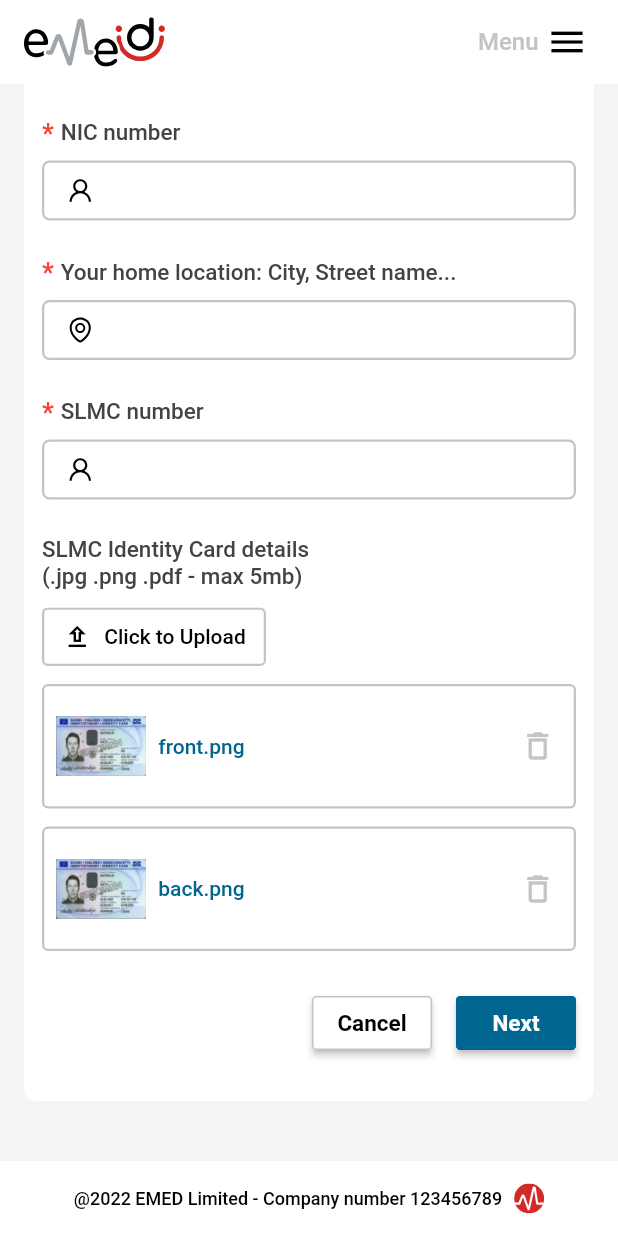
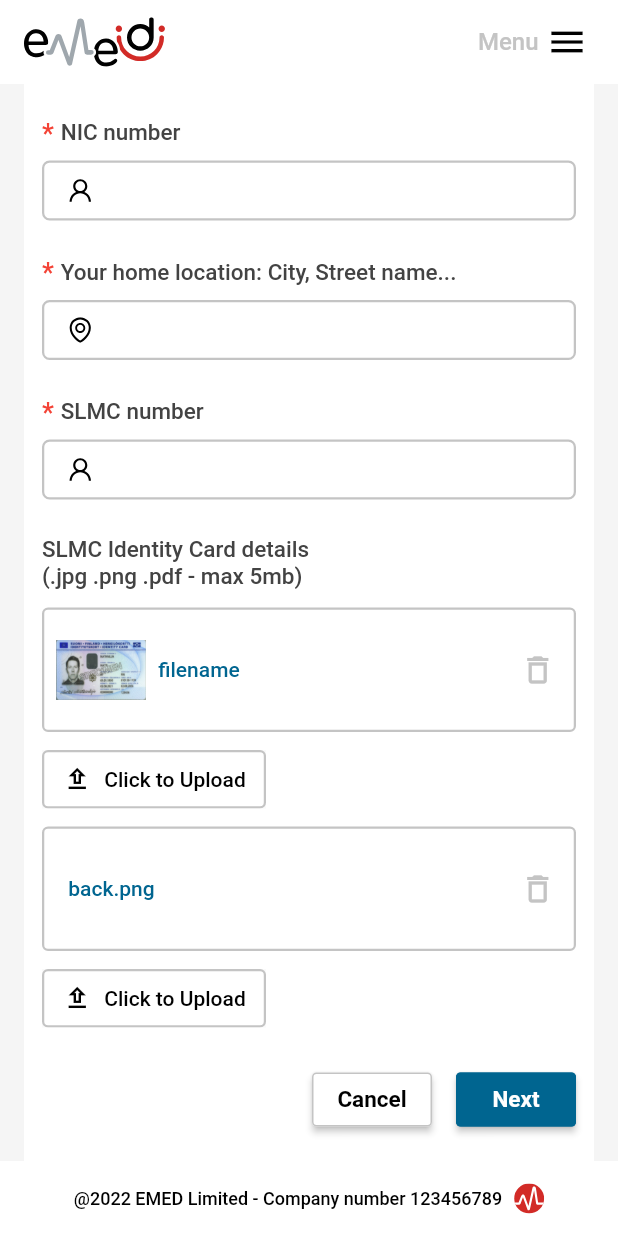
Before and after one commit to pramilaniroshan/emed-doctor, a Flutter app: the ProfileSetupOneScreen screen opened directly, scrolled down 542 dp, on a phone screen of 412 x 824 dp. Run offline on Flutter 3.47's test engine with Material 2 defaults, Android fonts, the phone set to English and light mode, and no system bars; our stand-ins replace animated_splash_screen, chips_choice, country_code_picker, date_picker_timeline, dio, dropdown_button2 and 13 more; accounts and stored records are empty; project files that could hold a hidden picture were left out.

Commit message:
File picker setuped

```diff
--- a/lib/screens/profile_setup/setup_one_screen.dart
+++ b/lib/screens/profile_setup/setup_one_screen.dart
@@ -1,5 +1,9 @@
+import 'dart:io';
+
 import 'package:dropdown_button2/dropdown_button2.dart';
 import 'package:emedassistantmobile/screens/profile_setup/setup_two_screen.dart';
+import 'package:emedassistantmobile/screens/settings/setting_screen.dart';
+import 'package:file_picker/file_picker.dart';
 import 'package:flutter/material.dart';
 import 'package:flutter_svg/svg.dart';
 import 'package:get/get.dart';
@@ -41,6 +45,9 @@ class _ProfileSetupOneScreenState extends State<ProfileSetupOneScreen> {
     '+96',
   ];
 
+  PlatformFile? file;
+  File? frontFile;
+  String? frontFileName;
   @override
   Widget build(BuildContext context) {
     double height = MediaQuery.of(context).size.height;
@@ -82,7 +89,9 @@ class _ProfileSetupOneScreenState extends State<ProfileSetupOneScreen> {
             ),
             const SizedBox(height: 20.0),
             ListTile(
-              onTap: () {},
+              onTap: () {
+                Get.to(SettingsScreen());
+              },
               leading: Padding(
                 padding: const EdgeInsets.only(top: 6.0, left: 12.0),
                 child: SvgPicture.asset(
@@ -676,9 +685,73 @@ class _ProfileSetupOneScreenState extends State<ProfileSetupOneScreen> {
                     ),
                   ),
                   const SizedBox(height: 12.0),
+
+                  /// front.png image
+                  Container(
+                    width: width,
+                    padding: const EdgeInsets.only(
+                        left: 8.0, bottom: 16.0, top: 16.0),
+                    decoration: BoxDecoration(
+                      border: Border.all(
+                        color: AppColors.primary,
+                        width: 1.5,
+                      ),
+                      borderRadius: BorderRadius.circular(4.0),
+                    ),
+                    child: Row(
+                      crossAxisAlignment: CrossAxisAlignment.center,
+                      mainAxisAlignment: MainAxisAlignment.start,
+                      children: [
+                        Image.asset(
+                          AppImages.frontSideImage,
+                          height: 40.0,
+                          width: 60.0,
+                          fit: BoxFit.fill,
+                        ),
+                        const SizedBox(width: 8.0),
+                        Expanded(
+                          child: Text(
+                            frontFileName ?? 'filename',
+                            style: const TextStyle(
+                              fontSize: 14.0,
+                              color: AppColors.secondary,
+                              fontWeight: FontWeight.w500,
+                            ),
+                          ),
+                        ),
+                        IconButton(
+                          onPressed: () {},
+                          icon: const Icon(Icons.delete_outline,
+                              color: AppColors.primary),
+                        ),
+                      ],
+                    ),
+                  ),
+                  const SizedBox(height: 12.0),
                   Material(
                     child: InkWell(
-                      onTap: () {},
+                      onTap: () async {
+                        try {
+                          FilePickerResult? result =
+                              await FilePicker.platform.pickFiles(
+                            type: FileType.custom,
+                            allowedExtensions: ['jpg', 'png'],
+                          );
+                          if (result != null) {
+                            setState(() {
+                              file = result.files.first;
+                              frontFileName = file!.name;
+                              //frontFile = File(file!.path.toString());
+                            });
+                            print(file!.name);
+                            //print(file!.path);
+                          } else {
+                            // User canceled the picker
+                          }
+                        } catch (e) {
+                          print(e);
+                        }
+                      },
                       borderRadius: BorderRadius.circular(4.0),
                       child: Ink(
                         padding: const EdgeInsets.symmetric(
@@ -713,49 +786,6 @@ class _ProfileSetupOneScreenState extends State<ProfileSetupOneScreen> {
                     ),
                   ),
 
-                  /// front.png image
-                  const SizedBox(height: 12.0),
-                  Container(
-                    width: width,
-                    padding: const EdgeInsets.only(
-                        left: 8.0, bottom: 16.0, top: 16.0),
-                    decoration: BoxDecoration(
-                      border: Border.all(
-                        color: AppColors.primary,
-                        width: 1.5,
-                      ),
-                      borderRadius: BorderRadius.circular(4.0),
-                    ),
-                    child: Row(
-                      crossAxisAlignment: CrossAxisAlignment.center,
-                      mainAxisAlignment: MainAxisAlignment.start,
-                      children: [
-                        Image.asset(
-                          AppImages.frontSideImage,
-                          height: 40.0,
-                          width: 60.0,
-                          fit: BoxFit.fill,
-                        ),
-                        const SizedBox(width: 8.0),
-                        const Expanded(
-                          child: Text(
-                            'front.png',
-                            style: TextStyle(
-                              fontSize: 14.0,
-                              color: AppColors.secondary,
-                              fontWeight: FontWeight.w500,
-                            ),
-                          ),
-                        ),
-                        IconButton(
-                          onPressed: () {},
-                          icon: const Icon(Icons.delete_outline,
-                              color: AppColors.primary),
-                        ),
-                      ],
-                    ),
-                  ),
-
                   /// back.png image
                   const SizedBox(height: 12.0),
                   Container(
@@ -773,12 +803,12 @@ class _ProfileSetupOneScreenState extends State<ProfileSetupOneScreen> {
                       crossAxisAlignment: CrossAxisAlignment.center,
                       mainAxisAlignment: MainAxisAlignment.start,
                       children: [
-                        Image.asset(
-                          AppImages.frontSideImage,
-                          height: 40.0,
-                          width: 60.0,
-                          fit: BoxFit.fill,
-                        ),
+                        // Image.file(
+                        //   frontFile ?? File(AppImages.frontSideImage),
+                        //   height: 40.0,
+                        //   width: 60.0,
+                        //   fit: BoxFit.fill,
+                        // ),
                         const SizedBox(width: 8.0),
                         const Expanded(
                           child: Text(
@@ -796,6 +826,64 @@ class _ProfileSetupOneScreenState extends State<ProfileSetupOneScreen> {
                               color: AppColors.primary),
                         ),
                       ],
+                    ),
+                  ),
+                  const SizedBox(height: 12.0),
+                  Material(
+                    child: InkWell(
+                      onTap: () async {
+                        try {
+                          FilePickerResult? result =
+                              await FilePicker.platform.pickFiles(
+                            type: FileType.custom,
+                            allowedExtensions: ['jpg', 'png'],
+                          );
+                          if (result != null) {
+                            setState(() {
+                              file = result.files.first;
+                              frontFileName = file!.name;
+                              //frontFile = File(file!.path.toString());
+                            });
+                            print(file!.name);
+                            //print(file!.path);
+                          } else {
+                            // User canceled the picker
+                          }
+                        } catch (e) {
+                          print(e);
+                        }
+                      },
+                      borderRadius: BorderRadius.circular(4.0),
+                      child: Ink(
+                        padding: const EdgeInsets.symmetric(
+                            horizontal: 12.0, vertical: 8.0),
+                        decoration: BoxDecoration(
+                          color: AppColors.white,
+                          borderRadius: BorderRadius.circular(4.0),
+                          border: Border.all(
+                            color: AppColors.primary,
+                            width: 1.5,
+                          ),
+                        ),
+                        child: Row(
+                          crossAxisAlignment: CrossAxisAlignment.center,
+                          mainAxisAlignment: MainAxisAlignment.start,
+                          mainAxisSize: MainAxisSize.min,
+                          children: const [
+                            Icon(Icons.upload_outlined,
+                                color: AppColors.black, size: 20.0),
+                            SizedBox(width: 8.0),
+                            Text(
+                              'Click to Upload',
+                              style: TextStyle(
+                                fontSize: 14.0,
+                                color: AppColors.black,
+                                fontWeight: FontWeight.w500,
+                              ),
+                            ),
+                          ],
+                        ),
+                      ),
                     ),
                   ),
                   const SizedBox(height: 24.0),
```
